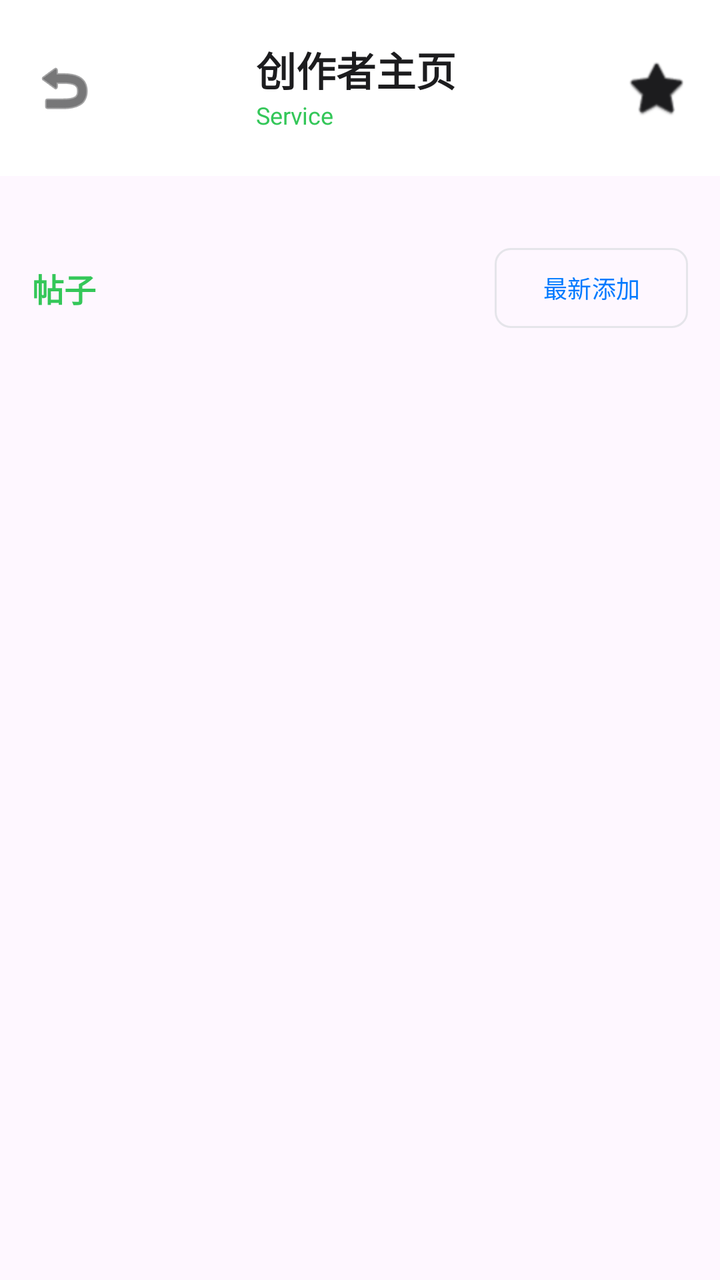
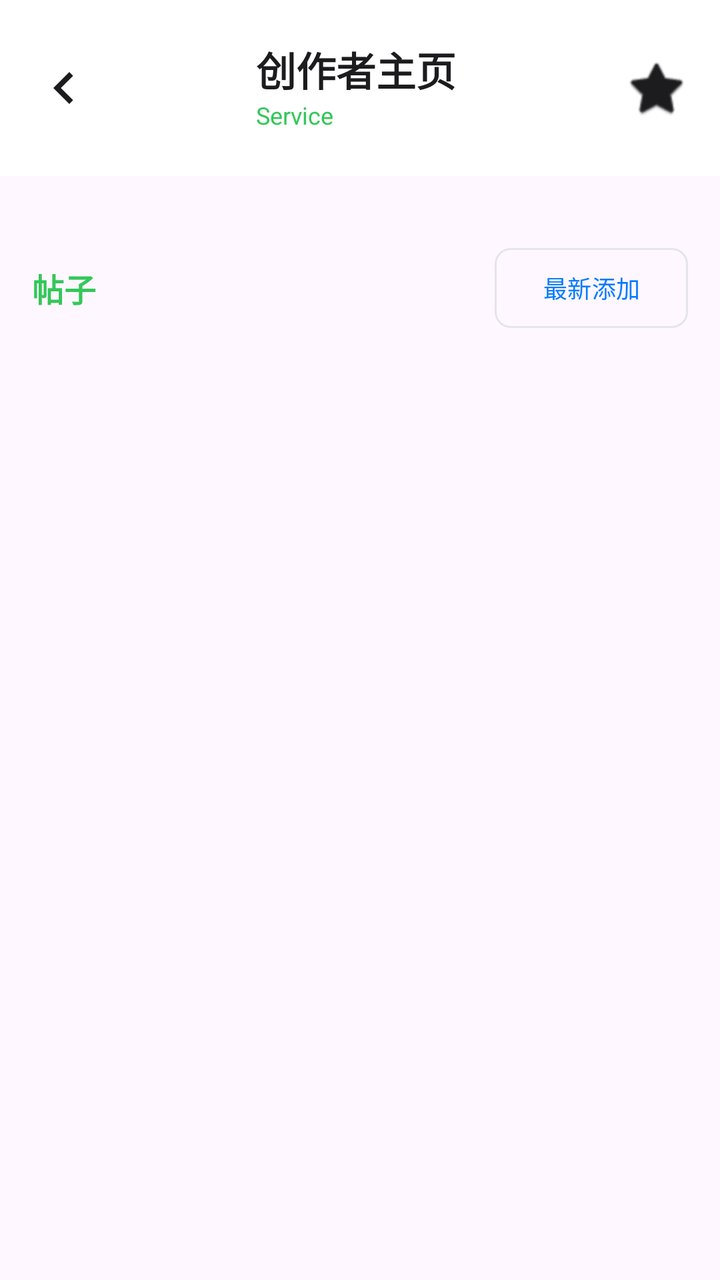

Two renders of the same Android screen: before a commit and after it. Below are the layout's source before the change and the commit's diff.
<!-- AndroidManifest.xml: application theme Theme.Pawchive -->
<!-- res/layout/fragment_creator_profile.xml -->
<?xml version="1.0" encoding="utf-8"?>
<androidx.constraintlayout.widget.ConstraintLayout xmlns:android="http://schemas.android.com/apk/res/android"
    xmlns:app="http://schemas.android.com/apk/res-auto"
    xmlns:tools="http://schemas.android.com/tools"
    android:layout_width="match_parent"
    android:layout_height="match_parent"
    android:background="?android:attr/colorBackground">

    
    <androidx.constraintlayout.widget.ConstraintLayout
        android:id="@+id/header_layout"
        android:layout_width="match_parent"
        android:layout_height="wrap_content"
        android:background="?attr/colorSurface"
        android:padding="16dp"
        app:layout_constraintTop_toTopOf="parent">

        <ImageView
            android:id="@+id/btn_back"
            android:layout_width="32dp"
            android:layout_height="32dp"
            android:src="@android:drawable/ic_menu_revert"
            android:contentDescription="@string/back"
            app:tint="?attr/colorOnSurface"
            app:layout_constraintStart_toStartOf="parent"
            app:layout_constraintTop_toTopOf="parent"
            app:layout_constraintBottom_toBottomOf="parent" />

        <ImageView
            android:id="@+id/iv_creator_avatar"
            android:layout_width="56dp"
            android:layout_height="56dp"
            android:scaleType="centerCrop"
            android:layout_marginStart="12dp"
            app:layout_constraintStart_toEndOf="@+id/btn_back"
            app:layout_constraintTop_toTopOf="parent"
            app:layout_constraintBottom_toBottomOf="parent" />

        <TextView
            android:id="@+id/tv_creator_title"
            android:layout_width="0dp"
            android:layout_height="wrap_content"
            android:layout_marginStart="12dp"
            android:textColor="?attr/colorOnSurface"
            android:textSize="20sp"
            android:textStyle="bold"
            android:text="@string/creator_profile"
            app:layout_constraintEnd_toStartOf="@+id/btn_creator_bookmark"
            app:layout_constraintStart_toEndOf="@+id/iv_creator_avatar"
            app:layout_constraintTop_toTopOf="parent"
            android:layout_marginTop="4dp" />

        <TextView
            android:id="@+id/tv_creator_service"
            android:layout_width="wrap_content"
            android:layout_height="wrap_content"
            android:textColor="?attr/colorSecondary"
            android:textSize="12sp"
            android:text="Service"
            app:layout_constraintStart_toStartOf="@+id/tv_creator_title"
            app:layout_constraintTop_toBottomOf="@+id/tv_creator_title" />

        <ImageView
            android:id="@+id/btn_creator_bookmark"
            android:layout_width="32dp"
            android:layout_height="32dp"
            android:src="@android:drawable/btn_star_big_off"
            android:contentDescription="@string/bookmark_creator_description"
            app:tint="?attr/colorOnSurface"
            app:layout_constraintEnd_toEndOf="parent"
            app:layout_constraintTop_toTopOf="parent"
            app:layout_constraintBottom_toBottomOf="parent" />

    </androidx.constraintlayout.widget.ConstraintLayout>

    
    <androidx.core.widget.NestedScrollView
        android:layout_width="match_parent"
        android:layout_height="0dp"
        app:layout_constraintBottom_toBottomOf="parent"
        app:layout_constraintTop_toBottomOf="@+id/header_layout">

        <LinearLayout
            android:layout_width="match_parent"
            android:layout_height="wrap_content"
            android:orientation="vertical">

            
            <TextView
                android:id="@+id/tv_announcements_header"
                android:layout_width="match_parent"
                android:layout_height="wrap_content"
                android:paddingHorizontal="16dp"
                android:paddingTop="16dp"
                android:textColor="?attr/colorPrimary"
                android:textSize="16sp"
                android:textStyle="bold"
                android:text="@string/announcements"
                android:visibility="gone" />

            <LinearLayout
                android:id="@+id/layout_announcements"
                android:layout_width="match_parent"
                android:layout_height="wrap_content"
                android:orientation="vertical"
                android:paddingHorizontal="16dp"
                android:paddingTop="8dp" />

            
            <TextView
                android:id="@+id/tv_links_header"
                android:layout_width="match_parent"
                android:layout_height="wrap_content"
                android:paddingHorizontal="16dp"
                android:paddingTop="16dp"
                android:textColor="?attr/colorPrimary"
                android:textSize="16sp"
                android:textStyle="bold"
                android:text="@string/linked_accounts"
                android:visibility="gone" />

            <LinearLayout
                android:id="@+id/layout_links"
                android:layout_width="match_parent"
                android:layout_height="wrap_content"
                android:orientation="vertical"
                android:paddingHorizontal="16dp"
                android:paddingTop="8dp" />

            
            <LinearLayout
                android:layout_width="match_parent"
                android:layout_height="wrap_content"
                android:orientation="horizontal"
                android:gravity="center_vertical"
                android:paddingHorizontal="16dp"
                android:paddingTop="16dp">

                <TextView
                    android:layout_width="0dp"
                    android:layout_height="wrap_content"
                    android:layout_weight="1"
                    android:textColor="?attr/colorSecondary"
                    android:textSize="16sp"
                    android:textStyle="bold"
                    android:text="@string/posts" />

                <com.google.android.material.button.MaterialButton
                    android:id="@+id/btn_sort"
                    style="@style/Widget.Material3.Button.OutlinedButton"
                    android:layout_width="wrap_content"
                    android:layout_height="wrap_content"
                    android:text="@string/sort_newest_added"
                    android:textSize="12sp"
                    app:cornerRadius="8dp" />
            </LinearLayout>

            <androidx.recyclerview.widget.RecyclerView
                android:id="@+id/rv_creator_posts"
                android:layout_width="match_parent"
                android:layout_height="wrap_content"
                android:clipToPadding="false"
                android:padding="8dp"
                android:nestedScrollingEnabled="false" />

            
            <com.google.android.material.button.MaterialButton
                android:id="@+id/btn_load_more"
                android:layout_width="match_parent"
                android:layout_height="wrap_content"
                android:layout_marginHorizontal="16dp"
                android:layout_marginVertical="8dp"
                android:text="@string/load_more"
                android:visibility="gone"
                app:cornerRadius="12dp" />

        </LinearLayout>
    </androidx.core.widget.NestedScrollView>

    <ProgressBar
        android:id="@+id/progress_bar"
        android:layout_width="wrap_content"
        android:layout_height="wrap_content"
        android:visibility="gone"
        app:layout_constraintBottom_toBottomOf="parent"
        app:layout_constraintEnd_toEndOf="parent"
        app:layout_constraintStart_toStartOf="parent"
        app:layout_constraintTop_toBottomOf="@+id/header_layout" />

</androidx.constraintlayout.widget.ConstraintLayout>
<!-- resources referenced by this layout -->
<resources>
  <string name="announcements">公告</string>
  <string name="back">返回</string>
  <string name="bookmark_creator_description">收藏此创作者</string>
  <string name="creator_profile">创作者主页</string>
  <string name="linked_accounts">关联账号</string>
  <string name="load_more">加载更多</string>
  <string name="posts">帖子</string>
  <string name="sort_newest_added">最新添加</string>
  <style name="Theme.Pawchive" parent="Theme.Material3.DayNight.NoActionBar">
          <item name="colorPrimary">#007AFF</item>
          <item name="colorOnPrimary">@color/white</item>
          <item name="colorPrimaryContainer">#D1E7FF</item>
          <item name="colorOnPrimaryContainer">#001A3D</item>
          <item name="colorSecondary">#34C759</item>
          <item name="colorOnSecondary">@color/white</item>
          <item name="colorSecondaryContainer">#D1F5D9</item>
          <item name="colorOnSecondaryContainer">#00220A</item>
          <item name="colorTertiary">#FF9500</item>
          <item name="colorOnTertiary">@color/white</item>
          <item name="colorTertiaryContainer">#FFE0B3</item>
          <item name="colorOnTertiaryContainer">#331A00</item>
  
          <item name="colorSurface">@color/card_light</item>
          <item name="colorOnSurface">@color/text_primary_light</item>
          <item name="colorSurfaceVariant">@color/bg_light</item>
          <item name="colorOnSurfaceVariant">@color/text_secondary_light</item>
          <item name="colorOutline">@color/divider_light</item>
          <item name="colorOutlineVariant">@color/divider_light</item>
  
          <item name="android:windowBackground">@color/bg_light</item>
          <item name="android:statusBarColor">@android:color/transparent</item>
          <item name="android:navigationBarColor">@android:color/transparent</item>
  
          
          <item name="colorCardBackground">@color/card_light</item>
          <item name="colorDivider">@color/divider_light</item>
          <item name="colorTextPrimary">@color/text_primary_light</item>
          <item name="colorTextSecondary">@color/text_secondary_light</item>
          <item name="colorTextMuted">@color/text_muted_light</item>
          <item name="colorBadgeBackground">@color/primary</item>
      </style>
  <color name="white">#FFFFFFFF</color>
  <color name="card_light">#FFFFFF</color>
  <color name="text_primary_light">#1C1C1E</color>
  <color name="bg_light">#F2F2F7</color>
  <color name="text_secondary_light">#636366</color>
  <color name="divider_light">#E5E5EA</color>
  <color name="text_muted_light">#8E8E93</color>
  <color name="primary">#8A2BE2</color>
</resources>

<!-- the commit's change to res/layout/fragment_creator_profile.xml (unified diff, before → after) -->
@@ -19,7 +19,7 @@
             android:id="@+id/btn_back"
             android:layout_width="32dp"
             android:layout_height="32dp"
-            android:src="@android:drawable/ic_menu_revert"
+            android:src="@drawable/ic_arrow_back"
             android:contentDescription="@string/back"
             app:tint="?attr/colorOnSurface"
             app:layout_constraintStart_toStartOf="parent"
<!-- resource entries referenced after the edit -->
@@ -1,5 +1,16 @@
 <!-- resources referenced by this layout -->
 <resources>
+  <!-- drawable ic_arrow_back (drawable) -->
+  <vector xmlns:android="http://schemas.android.com/apk/res/android"
+      android:width="24dp"
+      android:height="24dp"
+      android:viewportWidth="24"
+      android:viewportHeight="24"
+      android:tint="?attr/colorOnSurface">
+      <path
+          android:fillColor="@android:color/white"
+          android:pathData="M15.41 7.41L14 6l-6 6 6 6 1.41-1.41L10.83 12z"/>
+  </vector>
   <string name="announcements">公告</string>
   <string name="back">返回</string>
   <string name="bookmark_creator_description">收藏此创作者</string>
